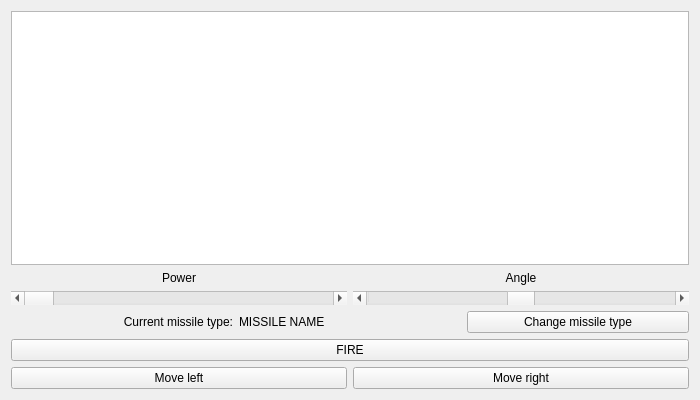
This is 3rd_semester/hw03_tanks/01_Tanks/tanksWindow.ui in Axroy/SPbSU_study as Qt 5 draws it before an edit. The edited form follows.
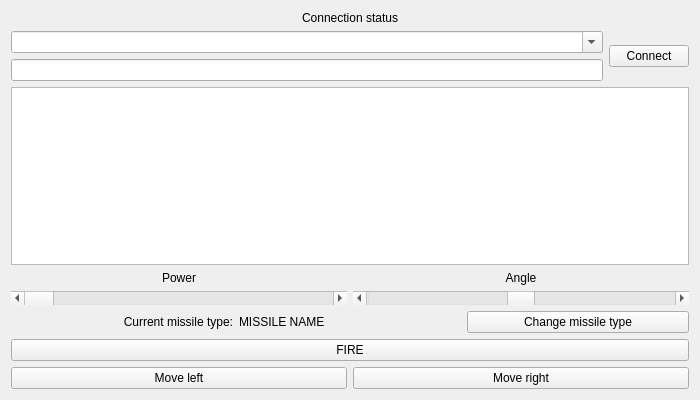
This is the edited form.

Commit message: Finally added the network; probably it's working.

The edit to the form file:
```diff
--- a/3rd_semester/hw03_tanks/01_Tanks/tanksWindow.ui
+++ b/3rd_semester/hw03_tanks/01_Tanks/tanksWindow.ui
@@ -32,6 +32,55 @@
    <layout class="QVBoxLayout" name="verticalLayout_2">
     <item>
      <layout class="QVBoxLayout" name="mainLayout">
+      <item>
+       <layout class="QVBoxLayout" name="networkLayout">
+        <item>
+         <widget class="QLabel" name="connectionStatusLabel">
+          <property name="text">
+           <string>Connection status</string>
+          </property>
+          <property name="alignment">
+           <set>Qt::AlignCenter</set>
+          </property>
+         </widget>
+        </item>
+        <item>
+         <layout class="QHBoxLayout" name="horizontalLayout_3">
+          <item>
+           <layout class="QVBoxLayout" name="IPPortLayout">
+            <item>
+             <widget class="QComboBox" name="IPComboBox">
+              <property name="focusPolicy">
+               <enum>Qt::NoFocus</enum>
+              </property>
+              <property name="editable">
+               <bool>true</bool>
+              </property>
+             </widget>
+            </item>
+            <item>
+             <widget class="QLineEdit" name="portLineEdit">
+              <property name="focusPolicy">
+               <enum>Qt::ClickFocus</enum>
+              </property>
+             </widget>
+            </item>
+           </layout>
+          </item>
+          <item>
+           <widget class="QPushButton" name="connectButton">
+            <property name="focusPolicy">
+             <enum>Qt::NoFocus</enum>
+            </property>
+            <property name="text">
+             <string>Connect</string>
+            </property>
+           </widget>
+          </item>
+         </layout>
+        </item>
+       </layout>
+      </item>
       <item>
        <widget class="QGraphicsView" name="graphicsView">
         <property name="enabled">
```
The commit also changes 8 other files.
